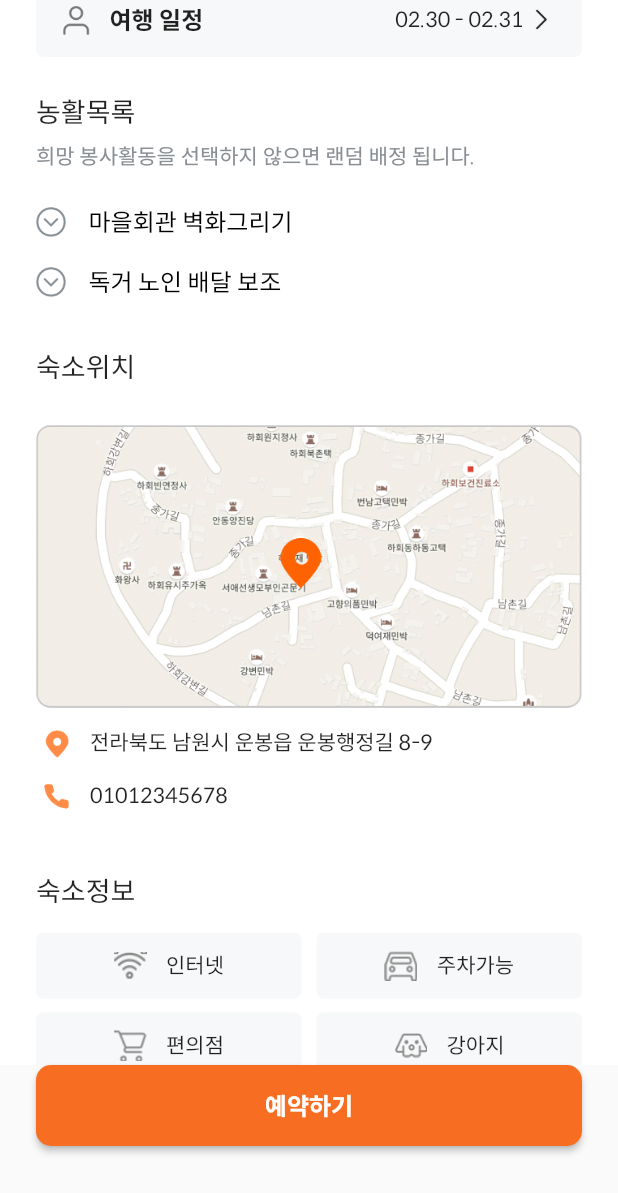
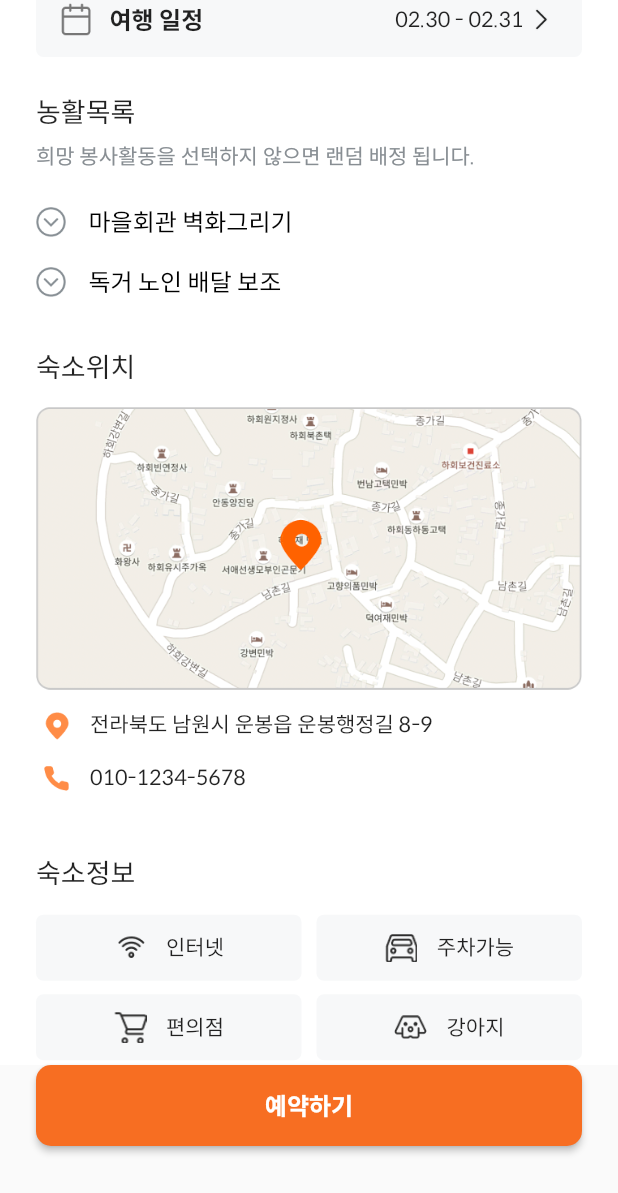
Before and after one commit to SeongYongLee/rurallife_flutter, a Flutter app: the Detail screen opened directly, scrolled down 576 dp, on a phone screen of 412 x 824 dp. Shown: the top 1193 px of the screen. Run offline on Flutter 3.47's test engine with Material 2 defaults, Android fonts, the phone set to English and light mode, and no system bars; our stand-ins replace share.

Commit message:
fix: detail

```diff
--- a/assets/mock/town/town.json
+++ b/assets/mock/town/town.json
@@ -8,7 +8,7 @@
             "address_do": "전라북도",
             "categorys": ["농사 보조", "행사 보조", "육아교육"],
             "address": "전라북도 남원시 운봉읍 운봉행정길 8-9",
-            "contact": "01012345678",
+            "contact": "010-1234-5678",
             "roomOptions": [
                 "internet",
                 "parking",
@@ -37,7 +37,7 @@
             "name": "전북에서 진짜 농활 경험하기",
             "categorys": ["농사 보조", "행사 보조", "육아교육"],
             "address": "전라북도 남원시 운봉읍 운봉행정길 8-9",
-            "contact": "01012345678",
+            "contact": "010-1234-5678",
             "roomOptions": [
                 "internet",
                 "parking",
@@ -66,7 +66,7 @@
             "name": "순천에서 농활하고 한옥체험하기",
             "categorys": ["농사 보조", "행사 보조", "육아교육"],
             "address": "전라북도 남원시 운봉읍 운봉행정길 8-9",
-            "contact": "01012345678",
+            "contact": "010-1234-5678",
             "roomOptions": [
                 "internet",
                 "parking",
@@ -95,7 +95,7 @@
             "name": "혼자서도 갈 수 있는 힐링농활",
             "categorys": ["농사 보조", "행사 보조", "육아교육"],
             "address": "전라북도 남원시 운봉읍 운봉행정길 8-9",
-            "contact": "01012345678",
+            "contact": "010-1234-5678",
             "roomOptions": [
                 "internet",
                 "parking",
@@ -124,7 +124,7 @@
             "name": "부산에서 농활하고 저녁엔 바다즐기기",
             "categorys": ["농사 보조", "행사 보조", "육아교육"],
             "address": "전라북도 남원시 운봉읍 운봉행정길 8-9",
-            "contact": "01012345678",
+            "contact": "010-1234-5678",
             "roomOptions": [
                 "internet",
                 "parking",
--- a/lib/components/common/custom_text_field.dart
+++ b/lib/components/common/custom_text_field.dart
@@ -35,7 +35,8 @@ class _CustomTextFieldState extends State<CustomTextField> {
     return TextField(
       textAlign: TextAlign.end,
       decoration: InputDecoration(
-        contentPadding: const EdgeInsets.symmetric(vertical: 30.0),
+        contentPadding:
+            const EdgeInsets.symmetric(vertical: 30.0, horizontal: 13.0),
         filled: true,
         fillColor: _color,
         enabledBorder: OutlineInputBorder(
@@ -52,7 +53,6 @@ class _CustomTextFieldState extends State<CustomTextField> {
       ),
       focusNode: _textFieldFocus,
       onChanged: (text) {
-        // 현재 텍스트필드의 텍스트를 출력
         widget.model(text);
       },
     );
--- a/lib/components/detail/town_detail_list_view.dart
+++ b/lib/components/detail/town_detail_list_view.dart
@@ -83,8 +83,8 @@ class _TownDetailListViewState extends State<TownDetailListView> {
                 ),
                 child: Padding(
                   padding: const EdgeInsets.symmetric(
-                    horizontal: 24.0,
-                    vertical: 45.0,
+                    horizontal: 16.0,
+                    vertical: 41.0,
                   ),
                   child: Row(
                     mainAxisAlignment: MainAxisAlignment.spaceBetween,
@@ -307,7 +307,7 @@ class _TownDetailListViewState extends State<TownDetailListView> {
                                 mainAxisAlignment: MainAxisAlignment.start,
                                 children: [
                                   Image.asset(
-                                    'assets/images/detail/person.png',
+                                    'assets/images/detail/calendar.png',
                                     width: 24,
                                     height: 24,
                                   ),
@@ -407,7 +407,7 @@ class _TownDetailListViewState extends State<TownDetailListView> {
                         ),
                       ),
                       SizedBox(
-                        height: 26,
+                        height: 14,
                       ),
                       Image.asset('assets/mock/town/0_map.png'),
                       SizedBox(
@@ -520,7 +520,7 @@ class _TownDetailListViewState extends State<TownDetailListView> {
                         ),
                       ),
                       SizedBox(
-                        height: 8,
+                        height: 12,
                       ),
                       Container(
                         height: 150,
@@ -559,7 +559,7 @@ class _TownDetailListViewState extends State<TownDetailListView> {
                                   Image.asset(
                                       'assets/mock/town/0_travel_2.png'),
                                   SizedBox(height: 12),
-                                  Text("<신생마을>'핑크뮬리'군락지 관광 명소"),
+                                  Text("향전이 주제인 광한루원 건너편 남원관광지"),
                                 ],
                               ),
                             ),
--- a/lib/components/reserve/reserve_confirm.dart
+++ b/lib/components/reserve/reserve_confirm.dart
@@ -1,5 +1,3 @@
-import 'dart:ffi';
-
 import 'package:flutter/material.dart';
 import 'package:provider/provider.dart';
 import 'package:rurallife_flutter/components/common/bottom_button.dart';
@@ -96,7 +94,9 @@ class _ReserveConfirmState extends State<ReserveConfirm> {
                         borderRadius: BorderRadius.circular(22.0),
                       ),
                     ),
-                    onPressed: () {},
+                    onPressed: () {
+                      _backToDetail();
+                    },
                     child: Text(
                       '수정하기',
                       style: TextStyle(
```
Also changed, not shown: lib/components/signup/step_first.dart (+18 -11 lines), lib/components/signup/step_second.dart (+43 -13 lines), lib/components/signup/step_third.dart (+27 -14 lines), lib/pages/home.dart (+23 -7 lines), lib/router/index.dart (+6 -7 lines), assets/images/category/convenience.png, assets/images/category/internet.png, assets/images/category/parking.png, assets/images/category/pet.png.
